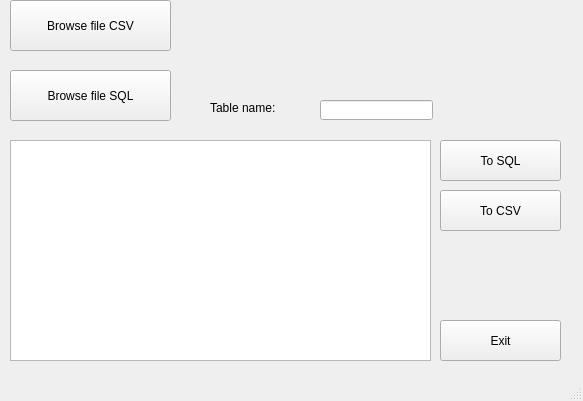
Before: the Qt Designer form mainwindow.ui in MarinaPl/db-convertor, drawn with Qt 5.
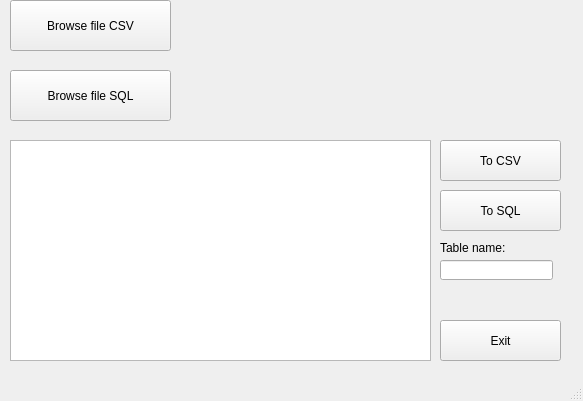
After: the same form once the commit is applied.

What changed in the file:
```diff
--- a/mainwindow.ui
+++ b/mainwindow.ui
@@ -41,7 +41,7 @@
     <property name="geometry">
      <rect>
       <x>440</x>
-      <y>190</y>
+      <y>140</y>
       <width>121</width>
       <height>41</height>
      </rect>
@@ -80,7 +80,7 @@
     <property name="geometry">
      <rect>
       <x>440</x>
-      <y>140</y>
+      <y>190</y>
       <width>121</width>
       <height>41</height>
      </rect>
@@ -92,8 +92,8 @@
    <widget class="QLineEdit" name="lineEdit">
     <property name="geometry">
      <rect>
-      <x>320</x>
-      <y>100</y>
+      <x>440</x>
+      <y>260</y>
       <width>113</width>
       <height>20</height>
      </rect>
@@ -102,8 +102,8 @@
    <widget class="QLabel" name="label">
     <property name="geometry">
      <rect>
-      <x>210</x>
-      <y>100</y>
+      <x>440</x>
+      <y>240</y>
       <width>81</width>
       <height>16</height>
      </rect>
```
Left out of the diff: 2 changed lines with no effect on the pictures.
